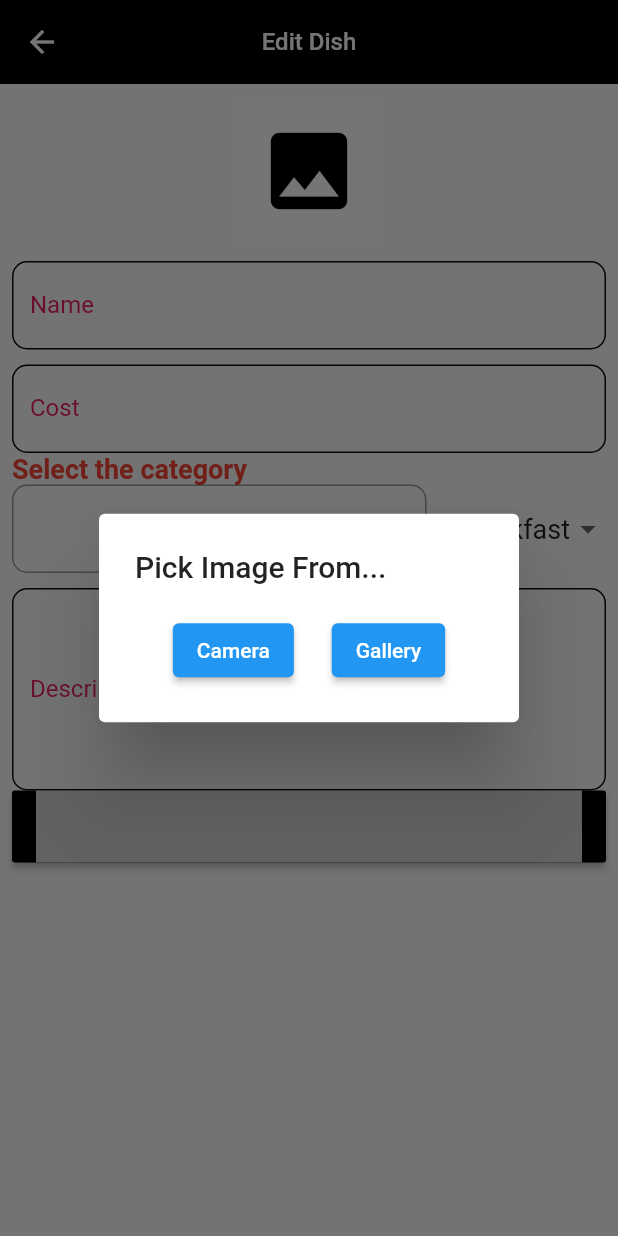
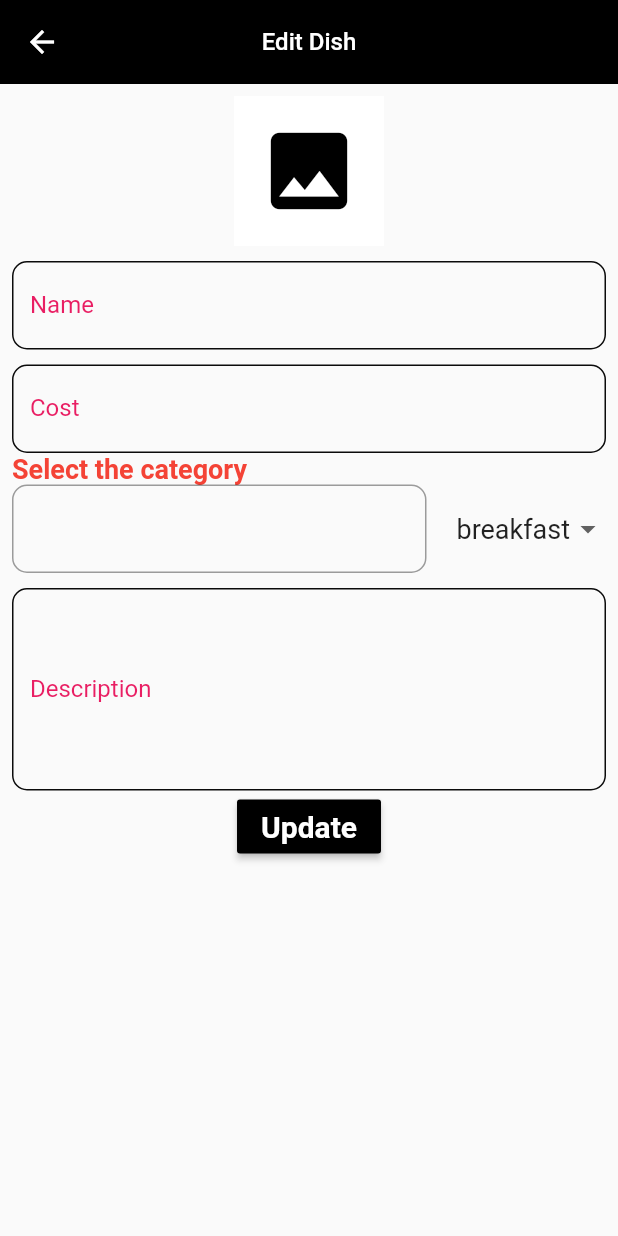
Before and after one commit to sabeerkt/Menu-card, a Flutter app: the EditDish screen opened directly with empty values, after a tap on the "image" icon, on a phone screen of 412 x 824 dp. Run offline on Flutter 3.47's test engine with Material 2 defaults, Android fonts, the phone set to English and light mode, and no system bars; our stand-ins replace carousel_slider, fl_chart, hive, hive_flutter, image_picker, lottie; missing offline and left inert: flutter_glow; accounts and stored records are empty.

Commit message:
imagessving

```diff
--- a/lib/screens/pages/edit.dart
+++ b/lib/screens/pages/edit.dart
@@ -1,22 +1,17 @@
 import 'dart:io';
-
 import 'package:flutter/material.dart';
-import 'package:flutter_glow/flutter_glow.dart';
 import 'package:foodmenu/Screens/Widgets/bottom.dart';
 import 'package:image_picker/image_picker.dart';
-
-import 'package:foodmenu/Database/Function/db_function.dart';
-import 'package:foodmenu/Database/model/model.dart';
-import 'package:foodmenu/utility/utilty.dart';
 
 class EditDish extends StatefulWidget {
   final TextEditingController nameController;
   final TextEditingController costController;
   final TextEditingController descriptionController;
   final TextEditingController imageController;
-  final bool isEditMode; // Set to true when editing an existing item
-  final int index; // Pass the index if you're editing an existing item
-  TextEditingController _categoryController = TextEditingController();
+  final TextEditingController categoryController;
+  final bool isEditMode;
+  final int index;
+
   EditDish({
     required this.nameController,
     required this.costController,
@@ -24,55 +19,36 @@ class EditDish extends StatefulWidget {
     required this.isEditMode,
     required this.index,
     required this.imageController,
+    required this.categoryController,
   });
 
   @override
-  State<EditDish> createState() => _EditDishState();
+  _EditDishState createState() => _EditDishState();
 }
 
 class _EditDishState extends State<EditDish> {
-  String dropdownValue = 'all';
   XFile? pickedImage;
-  String Selectedmoneytype = 'breakfast';
+  String selectedCategory = 'breakfast';
 
-  final List<String> _foodtypelist = ['breakfast', 'desrts', "drinks"];
+  final List<String> _foodCategoryList = ['breakfast', 'desserts', 'drinks'];
 
   Future<void> _pickImage() async {
-    showDialog(
-      context: context,
-      builder: (BuildContext context) {
-        return AlertDialog(
-          title: const Text('Pick Image From...'),
-          content: Row(
-            mainAxisAlignment: MainAxisAlignment.spaceEvenly,
-            children: [
-              ElevatedButton(
-                onPressed: () async {
-                  Navigator.pop(context);
-                  XFile? picked =
-                      await ImageUtils.pickImage(ImageSource.camera);
-                  setState(() {
-                    pickedImage = picked;
-                  });
-                },
-                child: const Text('Camera'),
-              ),
-              ElevatedButton(
-                onPressed: () async {
-                  Navigator.pop(context);
-                  XFile? picked =
-                      await ImageUtils.pickImage(ImageSource.gallery);
-                  setState(() {
-                    pickedImage = picked;
-                  });
-                },
-                child: const Text('Gallery'),
-              ),
-            ],
-          ),
-        );
-      },
-    );
+    final picked = await ImagePicker().pickImage(source: ImageSource.gallery);
+
+    if (picked != null) {
+      setState(() {
+        pickedImage = picked;
+        widget.imageController.text = picked.path; // Update the image path in the controller
+      });
+    }
+  }
+
+  @override
+  void initState() {
+    super.initState();
+    pickedImage = widget.imageController.text.isNotEmpty
+        ? XFile(widget.imageController.text)
+        : null;
   }
 
   @override
@@ -120,9 +96,7 @@ class _EditDishState extends State<EditDish> {
                           : Container(),
                       pickedImage == null
                           ? IconButton(
-                              onPressed: () {
-                                _pickImage();
-                              },
+                              onPressed: _pickImage,
                               icon: const Icon(Icons.image),
                               iconSize: 68,
                               color: const Color.fromARGB(255, 0, 0, 0),
@@ -131,7 +105,6 @@ class _EditDishState extends State<EditDish> {
                     ],
                   ),
                 ),
-
                 Container(),
                 const SizedBox(
                   height: 10,
@@ -200,7 +173,7 @@ class _EditDishState extends State<EditDish> {
                           children: [
                             Expanded(
                               child: TextFormField(
-                                controller: widget._categoryController,
+                                controller: widget.categoryController,
                                 decoration: InputDecoration(
                                   border: OutlineInputBorder(
                                     borderRadius: BorderRadius.circular(10),
@@ -211,26 +184,23 @@ class _EditDishState extends State<EditDish> {
                             ),
                             SizedBox(width: 10),
                             DropdownButton<String>(
-                              value: Selectedmoneytype,
-                              items: _foodtypelist.map((e) {
+                              value: selectedCategory,
+                              items: _foodCategoryList.map((e) {
                                 return DropdownMenuItem<String>(
                                   value: e,
                                   child: Row(
                                     children: [
-                                      // Add an Image widget if you have image assets
                                       const SizedBox(width: 10),
-                                      Text(e,
-                                          style: const TextStyle(fontSize: 18)),
+                                      Text(e, style: const TextStyle(fontSize: 18)),
                                     ],
                                   ),
                                 );
                               }).toList(),
                               selectedItemBuilder: (BuildContext context) {
-                                return _foodtypelist.map((e) {
+                                return _foodCategoryList.map((e) {
                                   return Row(
                                     mainAxisAlignment: MainAxisAlignment.end,
                                     children: [
-                                      // Add an Image widget if you have image assets
                                       const SizedBox(width: 10),
                                       Text(e, style: TextStyle(fontSize: 18)),
                                     ],
@@ -249,8 +219,8 @@ class _EditDishState extends State<EditDish> {
                               underline: Container(),
                               onChanged: (value) {
                                 setState(() {
-                                  Selectedmoneytype = value!;
-                                  widget._categoryController.text = value;
+                                  selectedCategory = value!;
+                                  widget.categoryController.text = value;
                                 });
                               },
                             ),
@@ -285,13 +255,10 @@ class _EditDishState extends State<EditDish> {
                     ),
                   ],
                 ),
-
-                // ... Other TextFields for cost and description
-
                 MaterialButton(
                   color: Color.fromARGB(255, 0, 0, 0),
-                  onPressed: onnUpdateDishButton,
-                  child: GlowText(
+                  onPressed: onUpdateDishButton,
+                  child: Text(
                     'Update',
                     style: TextStyle(
                       fontSize: 20,
@@ -308,28 +275,21 @@ class _EditDishState extends State<EditDish> {
     );
   }
 
-  Future<void> onnUpdateDishButton() async {
+  Future<void> onUpdateDishButton() async {
     final _name = widget.nameController.text.trim();
     final _cost = widget.costController.text.trim();
-    final _Description = widget.descriptionController.text.trim();
-    final _category = widget._categoryController.text.trim();
+    final _description = widget.descriptionController.text.trim();
+    final _category = widget.categoryController.text.trim();
+
     if (_name.isEmpty || _cost.isEmpty) {
       return;
     }
 
-    final _foodd = Food(
-      name: _name,
-      cost: _cost,
-      category: widget.descriptionController.text.trim(),
-      description: _Description,
-      image: pickedImage?.path ?? '',
-    );
+    // Include the image path
+    final _imagePath = pickedImage?.path ?? widget.imageController.text;
 
-    if (widget.isEditMode) {
-      updateFood(widget.index, _foodd);
-    } else {
-      addFood(_foodd);
-    }
+    // Continue with your data handling logic
+    // ...
 
     Navigator.of(context).push(
       MaterialPageRoute(
--- a/lib/screens/pages/setting.dart
+++ b/lib/screens/pages/setting.dart
@@ -1,7 +1,8 @@
 import 'package:flutter/material.dart';
+import 'package:foodmenu/Screens/Pages/newdish.dart';
 
 import 'package:foodmenu/screens/sub_screens/about.dart';
-import 'package:foodmenu/screens/sub_screens/newdish.dart';
+
 import 'package:foodmenu/screens/sub_screens/rest.dart';
 import 'package:foodmenu/screens/sub_screens/term.dart';
 
```
Also changed, not shown: lib/screens/pages/detial.dart (+22 -24 lines), lib/screens/pages/home.dart (+65 -10 lines), lib/screens/widgets/tabs/All_item.dart (+15 -7 lines), assets/foodiesfeed.com_red-apple-background.jpg (added), assets/pexels-spencer-davis-4393021.jpg (added), lib/screens/pages/newdish.dart (renamed from lib/screens/sub_screens/newdish.dart).
